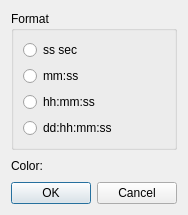
i-RIC/prepost-gui, file libs/postbase/time/posttimeeditdialog.ui: the form before one commit.
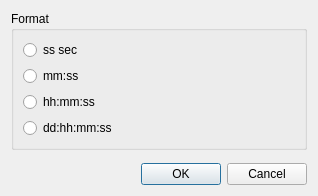
The form after the commit. Custom widgets are drawn as their Qt base class.

Commit message: Closes i-RIC/prepost-gui#455 PostTimeDataItem now uses vtkTextPropertySettingContainer to control font setting.

Diff of the .ui file:
```diff
--- a/libs/postbase/time/posttimeeditdialog.ui
+++ b/libs/postbase/time/posttimeeditdialog.ui
@@ -6,8 +6,8 @@
    <rect>
     <x>0</x>
     <y>0</y>
-    <width>177</width>
-    <height>195</height>
+    <width>318</width>
+    <height>196</height>
    </rect>
   </property>
   <property name="windowTitle">
@@ -52,35 +52,7 @@
     </widget>
    </item>
    <item>
-    <layout class="QHBoxLayout" name="horizontalLayout">
-     <item>
-      <widget class="QLabel" name="colorLabel">
-       <property name="text">
-        <string>Color:</string>
-       </property>
-      </widget>
-     </item>
-     <item>
-      <widget class="ColorEditWidget" name="colorWidget">
-       <property name="text">
-        <string/>
-       </property>
-      </widget>
-     </item>
-     <item>
-      <spacer name="horizontalSpacer_3">
-       <property name="orientation">
-        <enum>Qt::Horizontal</enum>
-       </property>
-       <property name="sizeHint" stdset="0">
-        <size>
-         <width>40</width>
-         <height>20</height>
-        </size>
-       </property>
-      </spacer>
-     </item>
-    </layout>
+    <widget class="vtkTextPropertySettingWidget" name="fontSettingWidget" native="true"/>
    </item>
    <item>
     <spacer name="verticalSpacer">
@@ -109,9 +81,9 @@
  </widget>
  <customwidgets>
   <customwidget>
-   <class>ColorEditWidget</class>
-   <extends>QLabel</extends>
-   <header>guibase/widget/coloreditwidget.h</header>
+   <class>vtkTextPropertySettingWidget</class>
+   <extends>QWidget</extends>
+   <header>guibase/vtktextpropertysettingwidget.h</header>
    <container>1</container>
   </customwidget>
  </customwidgets>
```
The commit also changes 3 other files.
